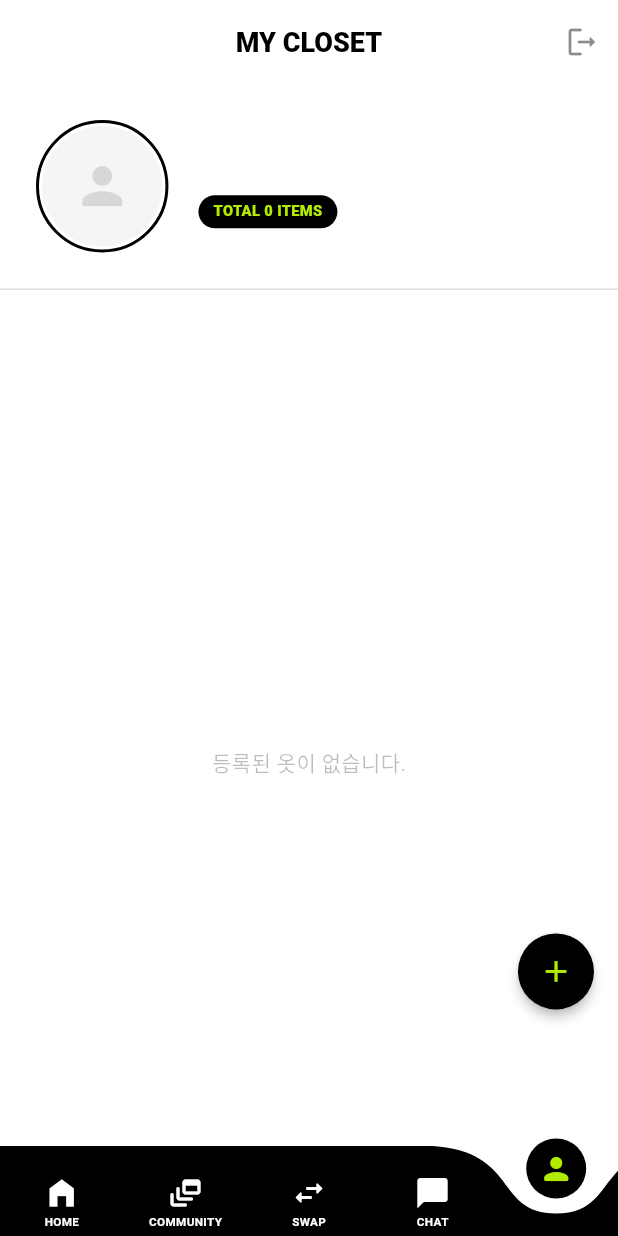
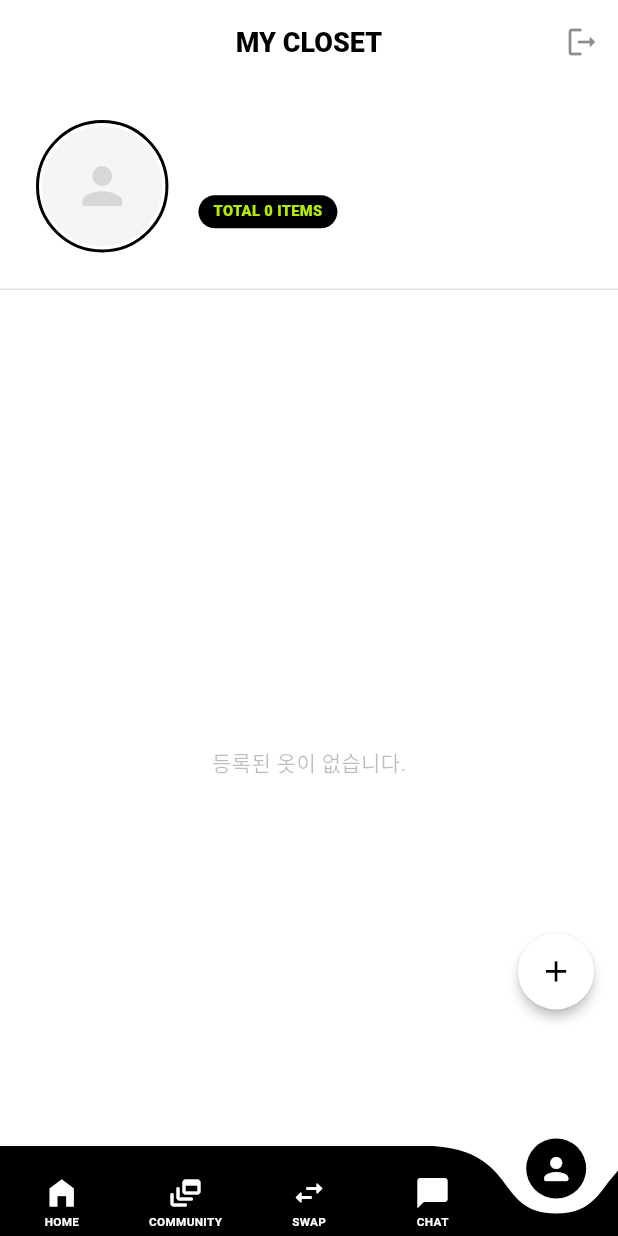
Before and after one commit to ILOVETOSS/wear2wear, a Flutter app: the MainNavigationScreen screen opened directly, item 5 of the bottom bar chosen, after a tap on the "person" icon, on a phone screen of 412 x 824 dp. Run offline on Flutter 3.47's test engine with Material 3 defaults, Android fonts, the phone set to English and light mode, and no system bars; drawn by our look-alikes of curved_navigation_bar; our stand-ins replace carousel_slider, flutter_card_swiper, flutter_screenutil, image_picker, shared_preferences, supabase_flutter; accounts and stored records are empty.

```diff
--- a/lib/main.dart
+++ b/lib/main.dart
@@ -77,7 +77,6 @@ class MainNavigationScreenState extends State<MainNavigationScreen> {
       extendBody: true,
       body: _screens[currentTabIndex],
 
-      // ✅ 조건부 렌더링: 스왑 화면(index 2)이 아닐 때만 + 버튼 표시
       floatingActionButton: currentTabIndex == 2
           ? null
           : Padding(
@@ -92,12 +91,12 @@ class MainNavigationScreenState extends State<MainNavigationScreen> {
                 MaterialPageRoute(builder: (context) => const UploadScreen()),
               );
             },
-            backgroundColor: Colors.black,
+            backgroundColor: Colors.white,
             shape: const CircleBorder(),
             elevation: 3,
             child: Icon(
               Icons.add,
-              color: const Color(0xFFB3EB00),
+              color: Colors.black,
               size: 24.sp,
             ),
           ),
@@ -131,7 +130,7 @@ class MainNavigationScreenState extends State<MainNavigationScreen> {
         Icon(
             icon,
             size: 24,
-            color: isSelected ? const Color(0xFFB3EB00) : Colors.white
+            color: isSelected ? Colors.white : Colors.white
         ),
         if (!isSelected)
           Padding(
--- a/lib/screens/home_screen.dart
+++ b/lib/screens/home_screen.dart
@@ -17,6 +17,7 @@ class _HomeScreenState extends State<HomeScreen> {
   @override
   Widget build(BuildContext context) {
     return Scaffold(
+      // ✅ 전체 배경 화이트
       backgroundColor: Colors.white,
       appBar: AppBar(
         backgroundColor: Colors.white,
@@ -28,30 +29,16 @@ class _HomeScreenState extends State<HomeScreen> {
             Text(
                 "SWAP",
                 style: TextStyle(
-                    color: Colors.black,
+                    color: Colors.black, // ✅ 블랙 포인트
                     fontWeight: FontWeight.w900,
                     fontSize: 22.sp,
                     letterSpacing: -0.5
                 )
             ),
-            Stack(
-              children: [
             Text(
               "-FIT",
               style: TextStyle(
-                    fontSize: 22.sp,
-                    fontWeight: FontWeight.w900,
-                    letterSpacing: -0.5,
-                    foreground: Paint()
-                      ..style = PaintingStyle.stroke
-                      ..strokeWidth = 1.2
-                      ..color = Colors.black.withOpacity(0.1),
-                  ),
-                ),
-                Text(
-                  "-FIT",
-                  style: TextStyle(
-                    color: const Color(0xFFB3EB00),
+                color: Colors.black, // ✅ 브랜드 컬러 대신 연한 블랙(회색빛)으로 세련되게 처리
                 fontWeight: FontWeight.w900,
                 fontSize: 22.sp,
                 letterSpacing: -0.5,
@@ -59,10 +46,7 @@ class _HomeScreenState extends State<HomeScreen> {
             ),
           ],
         ),
-          ],
-        ),
         actions: [
-          // ✅ 알람 아이콘 삭제됨
           IconButton(
               icon: Icon(Icons.search, color: Colors.black, size: 26.sp),
               onPressed: () => Navigator.push(
@@ -86,13 +70,25 @@ class _HomeScreenState extends State<HomeScreen> {
                   child: Row(
                     mainAxisAlignment: MainAxisAlignment.spaceBetween,
                     children: [
-                      Text("인기 브랜드", style: TextStyle(color: Colors.black, fontWeight: FontWeight.bold, fontSize: 18.sp)),
-                      Text("전체보기", style: TextStyle(color: Colors.grey, fontSize: 13.sp)),
+                      Text("인기 브랜드",
+                          style: TextStyle(
+                              color: Colors.black, // ✅ 블랙 텍스트
+                              fontWeight: FontWeight.bold,
+                              fontSize: 18.sp
+                          )
+                      ),
+                      Text("전체보기",
+                          style: TextStyle(
+                              color: Colors.black38,
+                              fontSize: 13.sp
+                          )
+                      ),
                     ],
                   ),
                 ),
                 const HomeBrandSection(),
                 SizedBox(height: 20.h),
+                // 카테고리와 피드 영역도 배경이 화이트인 상태에서 블랙 텍스트가 돋보이게 됩니다.
                 const HomeCategories(),
                 const SelectClothesFeed(),
                 SizedBox(height: 100.h),
--- a/lib/theme/app_theme.dart
+++ b/lib/theme/app_theme.dart
@@ -56,7 +56,7 @@ class AppTheme {
         elevation: 0,
       ),
 
-      // 카드 테마 (CardTheme -> CardThemeData로 수정하여 에러 해결)
+      // 카드 테마 (CardThemeData 사용)
       cardTheme: CardThemeData(
         color: grey,
         elevation: 0,
--- a/lib/widgets/home_categories.dart
+++ b/lib/widgets/home_categories.dart
@@ -17,6 +17,7 @@ class _HomeCategoriesState extends State<HomeCategories> {
     return Container(
       height: 60.h,
       padding: EdgeInsets.symmetric(vertical: 10.h),
+      // ✅ 전체 배경을 화이트로 유지하기 위해 별도 색상 지정 안 함 (부모가 white)
       child: ListView.builder(
         scrollDirection: Axis.horizontal,
         padding: EdgeInsets.symmetric(horizontal: 15.w),
@@ -29,16 +30,21 @@ class _HomeCategoriesState extends State<HomeCategories> {
               margin: EdgeInsets.only(right: 10.w),
               padding: EdgeInsets.symmetric(horizontal: 20.w, vertical: 8.h),
               decoration: BoxDecoration(
-                // 선택되었을 때 형광 노랑, 아닐 때 어두운 회색
-                color: isSelected ? const Color(0xFFE2FF00) : const Color(0xFF1A1A1A),
+                // ✅ 선택 시 검정색, 미선택 시 아주 연한 회색
+                color: isSelected ? Colors.black : const Color(0xFFF5F5F5),
                 borderRadius: BorderRadius.circular(30.r),
+                // ✅ 미선택 시 테두리를 살짝 주어 구분감 생성
+                border: isSelected
+                    ? null
+                    : Border.all(color: Colors.black.withOpacity(0.05)),
               ),
               child: Center(
                 child: Text(
                   _categories[index],
                   style: TextStyle(
-                    color: isSelected ? Colors.black : Colors.white,
-                    fontWeight: FontWeight.bold,
+                    // ✅ 선택 시 흰색 글자, 미선택 시 검정색 글자
+                    color: isSelected ? Colors.white : Colors.black87,
+                    fontWeight: isSelected ? FontWeight.bold : FontWeight.w500,
                     fontSize: 13.sp,
                   ),
                 ),
--- a/pubspec.yaml
+++ b/pubspec.yaml
@@ -39,4 +39,4 @@ dev_dependencies:
 flutter:
   uses-material-design: true
   assets:
-    - assets/images/
+    - assets/images/splash.jpg
```
Also changed, not shown: lib/screens/community_screen.dart (+22 -8 lines), lib/screens/item_detail_screen.dart (+30 -54 lines), lib/screens/signup_screen.dart (+37 -39 lines), lib/screens/splash_screen.dart (+14 -16 lines), lib/widgets/home_feed_section.dart (+42 -17 lines), lib/widgets/home_item_card.dart (+42 -5 lines), assets/images/splash.jpg (added). Lines whose indentation alone changed are shown as unchanged.
